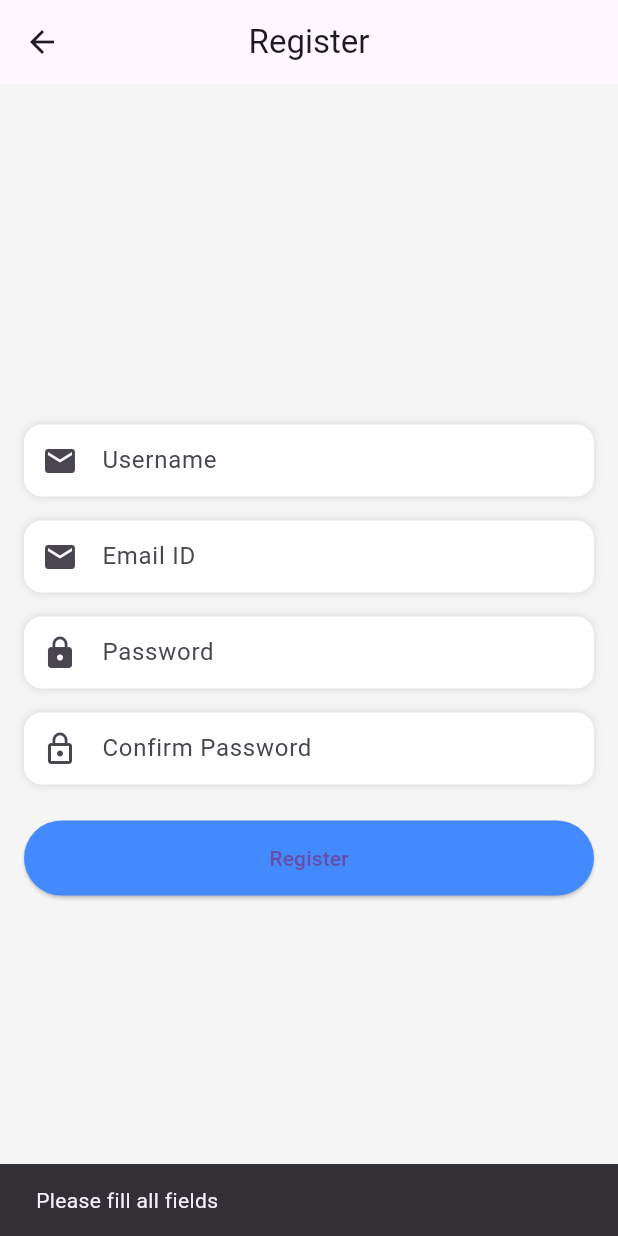
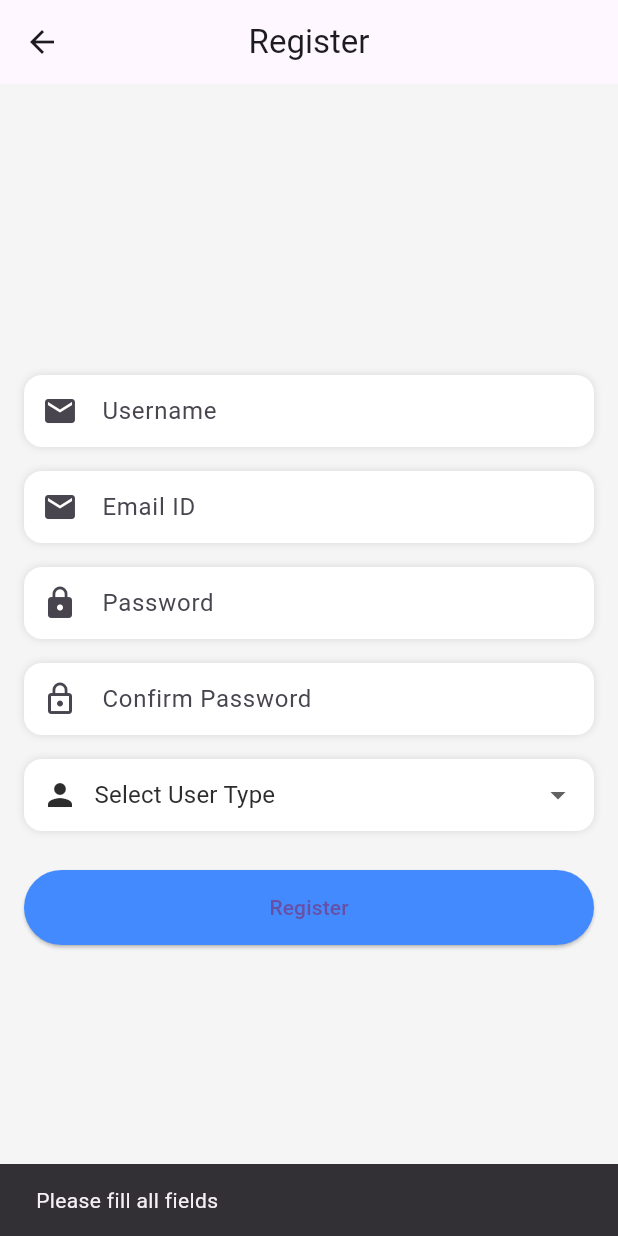
Before and after one commit to shreyawagh27/Leave-web, a Flutter app: the RegisterPage screen opened directly, after a tap on "Register", on a phone screen of 412 x 824 dp. Run offline on Flutter 3.47's test engine with Material 3 defaults, Android fonts, the phone set to English and light mode, and no system bars; our stand-ins replace cloud_firestore, firebase_auth, firebase_core, shared_preferences; accounts and stored records are empty.

Commit message:
add admin_homepage , add user_homepage , add usertype in registration page

```diff
--- a/lib/main.dart
+++ b/lib/main.dart
@@ -1,10 +1,11 @@
 import 'package:flutter/material.dart';
 import 'package:firebase_core/firebase_core.dart';
-import 'package:flutter_application_1/view/home_page.dart';
+import 'package:flutter_application_1/view/navigator_page.dart';
 import 'package:flutter_application_1/view/leave_request.dart';
 
 
-import 'view/home_page.dart';
+import 'view/show_all_req.dart';
+import 'view/navigator_page.dart';
 import 'view/login_page.dart';
 import 'view/registration_page.dart';
 import 'view/submit_request.dart';
--- a/lib/view/registration_page.dart
+++ b/lib/view/registration_page.dart
@@ -1,4 +1,3 @@
-
 import 'package:cloud_firestore/cloud_firestore.dart';
 import 'package:firebase_auth/firebase_auth.dart';
 import 'package:flutter/material.dart';
@@ -14,9 +13,13 @@ class _RegisterPageState extends State<RegisterPage> {
   final TextEditingController _usernameController = TextEditingController();
   final TextEditingController _emailController = TextEditingController();
   final TextEditingController _passwordController = TextEditingController();
-  final TextEditingController _confirmPasswordController = TextEditingController();
+  final TextEditingController _confirmPasswordController =
+      TextEditingController();
 
   bool _loading = false;
+
+  final List<String> usertype = ['Admin', 'User'];
+  String? selectedusertype;
 
   Future<void> register() async {
     final username = _usernameController.text.trim();
@@ -24,23 +27,32 @@ class _RegisterPageState extends State<RegisterPage> {
     final password = _passwordController.text.trim();
     final confirmPassword = _confirmPasswordController.text.trim();
 
-    if (username.isEmpty||  email.isEmpty || password.isEmpty || confirmPassword.isEmpty) {
+    if (username.isEmpty ||
+        email.isEmpty ||
+        password.isEmpty ||
+        confirmPassword.isEmpty) {
+      ScaffoldMessenger.of(
+        context,
+      ).showSnackBar(const SnackBar(content: Text("Please fill all fields")));
+      return;
+    }
+
+    if (selectedusertype == null) {
       ScaffoldMessenger.of(context).showSnackBar(
-        const SnackBar(content: Text("Please fill all fields")),
+        const SnackBar(content: Text("Please select a user type")),
       );
       return;
     }
 
     if (password != confirmPassword) {
-      ScaffoldMessenger.of(context).showSnackBar(
-        const SnackBar(content: Text("Passwords do not match")),
-      );
+      ScaffoldMessenger.of(
+        context,
+      ).showSnackBar(const SnackBar(content: Text("Passwords do not match")));
       return;
     }
 
     try {
       setState(() => _loading = true);
-
 
       await FirebaseAuth.instance.createUserWithEmailAndPassword(
         email: email,
@@ -48,11 +60,14 @@ class _RegisterPageState extends State<RegisterPage> {
       );
 
       //firestore call
-      await FirebaseFirestore.instance.collection("user_data").doc(email).set({"username":username});
+      await FirebaseFirestore.instance.collection("user_data").doc(email).set({
+        "username": username,
+        "usertype": selectedusertype,
+      });
 
-      ScaffoldMessenger.of(context).showSnackBar(
-        const SnackBar(content: Text("Registration successful!")),
-      );
+      ScaffoldMessenger.of(
+        context,
+      ).showSnackBar(const SnackBar(content: Text("Registration successful!")));
       _usernameController.clear();
       _emailController.clear();
       _passwordController.clear();
@@ -61,8 +76,7 @@ class _RegisterPageState extends State<RegisterPage> {
       ScaffoldMessenger.of(context).showSnackBar(
         SnackBar(content: Text(e.message ?? "Registration failed")),
       );
-    }
-    finally {
+    } finally {
       setState(() => _loading = false);
     }
   }
@@ -71,10 +85,7 @@ class _RegisterPageState extends State<RegisterPage> {
   Widget build(BuildContext context) {
     return Scaffold(
       backgroundColor: Colors.grey[100],
-      appBar: AppBar(
-        title: const Text("Register"),
-        centerTitle: true,
-      ),
+      appBar: AppBar(title: const Text("Register"), centerTitle: true),
       body: Padding(
         padding: const EdgeInsets.all(16.0),
         child: Column(
@@ -116,8 +127,6 @@ class _RegisterPageState extends State<RegisterPage> {
             ),
             const SizedBox(height: 16),
 
-
-
             Container(
               padding: const EdgeInsets.symmetric(horizontal: 12),
               decoration: BoxDecoration(
@@ -137,7 +146,6 @@ class _RegisterPageState extends State<RegisterPage> {
             ),
             const SizedBox(height: 16),
 
-
             Container(
               padding: const EdgeInsets.symmetric(horizontal: 12),
               decoration: BoxDecoration(
@@ -155,7 +163,50 @@ class _RegisterPageState extends State<RegisterPage> {
                 ),
               ),
             ),
-            const SizedBox(height: 24),
+            const SizedBox(height: 16),
+
+            Container(
+              padding: const EdgeInsets.symmetric(horizontal: 12),
+              decoration: BoxDecoration(
+                color: Colors.white,
+                borderRadius: BorderRadius.circular(12),
+                boxShadow: [BoxShadow(color: Colors.black12, blurRadius: 4)],
+              ),
+              child: Row(
+                children: [
+                  const Icon(
+                    Icons.person,
+                    color: Color.fromARGB(255, 45, 45, 45),
+                  ),
+                  const SizedBox(width: 11),
+                  Expanded(
+                    child: DropdownButton<String>(
+                      isExpanded: true,
+                      underline: const SizedBox(),
+                      hint: const Text(
+                        'Select User Type',
+                        style: TextStyle(
+                          fontWeight: FontWeight.normal,
+                          fontSize: 16,
+                          color: Color.fromARGB(255, 45, 45, 45),
+                        ),
+                      ),
+                      value: selectedusertype,
+                      items: usertype.map((type) {
+                        return DropdownMenuItem(value: type, child: Text(type));
+                      }).toList(),
+                      onChanged: (value) {
+                        setState(() {
+                          selectedusertype = value!;
+                        });
+                      },
+                    ),
+                  ),
+                ],
+              ),
+            ),
+
+            const SizedBox(height: 26),
 
             ElevatedButton(
               onPressed: _loading ? null : register,
--- a/lib/view/submit_request.dart
+++ b/lib/view/submit_request.dart
@@ -1,5 +1,3 @@
-
-
 import 'dart:developer';
 
 import 'package:cloud_firestore/cloud_firestore.dart';
@@ -85,6 +83,7 @@ class _MyWidgetState extends State<MyWidget> {
                   });
                 },
               ),
+
             ),
 
             const SizedBox(height: 10),
```
Also changed, not shown: lib/view/admin_homepage.dart (added, +184 -0 lines), lib/view/login_page.dart (+81 -20 lines), lib/view/navigator_page.dart (renamed from lib/view/home_page.dart, +28 -2 lines), lib/view/user_homepage.dart (added, +184 -0 lines), lib/view/show_all_req.dart (renamed from lib/view/DashboardPage.dart).
